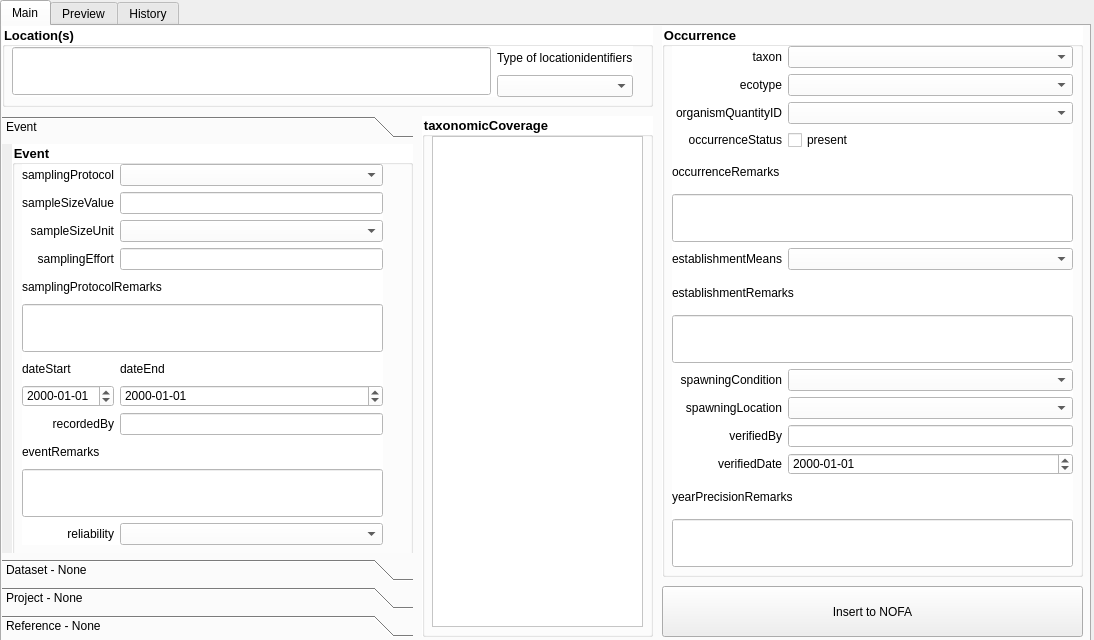
NINAnor/NOFAInsert, file nofa_insert_dialog_base.ui: the form before one commit.
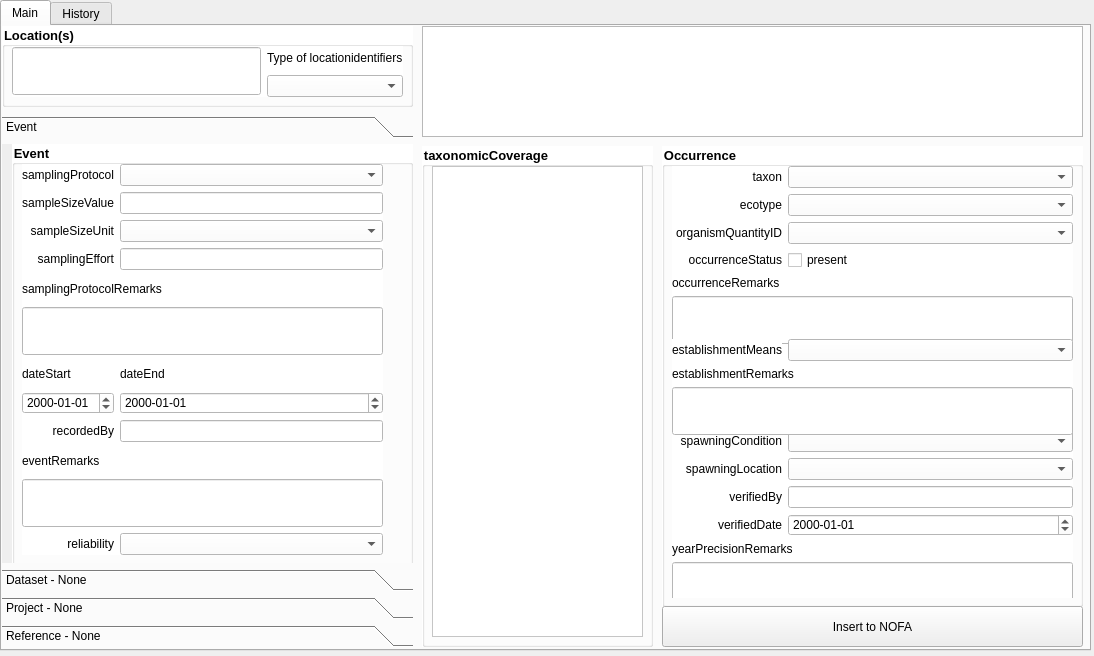
The form after the commit.

Commit message: new table view for occurrences

Diff of the .ui file:
```diff
--- a/nofa_insert_dialog_base.ui
+++ b/nofa_insert_dialog_base.ui
@@ -7,7 +7,7 @@
     <x>0</x>
     <y>0</y>
     <width>1094</width>
-    <height>640</height>
+    <height>656</height>
    </rect>
   </property>
   <property name="windowTitle">
@@ -19,7 +19,7 @@
      <x>0</x>
      <y>0</y>
      <width>1091</width>
-     <height>681</height>
+     <height>651</height>
     </rect>
    </property>
    <property name="currentIndex">
@@ -34,7 +34,7 @@
       <rect>
        <x>0</x>
        <y>0</y>
-       <width>651</width>
+       <width>411</width>
        <height>81</height>
       </rect>
      </property>
@@ -56,7 +56,7 @@
        <rect>
         <x>10</x>
         <y>20</y>
-        <width>621</width>
+        <width>391</width>
         <height>51</height>
        </rect>
       </property>
@@ -90,7 +90,7 @@
        <x>0</x>
        <y>90</y>
        <width>411</width>
-       <height>521</height>
+       <height>531</height>
       </rect>
      </property>
      <widget class="QWidget" name="toolBoxPage1">
@@ -99,7 +99,7 @@
         <x>0</x>
         <y>0</y>
         <width>411</width>
-        <height>413</height>
+        <height>423</height>
        </rect>
       </property>
       <attribute name="label">
@@ -136,7 +136,7 @@
           <x>10</x>
           <y>20</y>
           <width>361</width>
-          <height>381</height>
+          <height>391</height>
          </rect>
         </property>
         <layout class="QGridLayout" name="gridLayout">
@@ -514,9 +514,9 @@
      <property name="geometry">
       <rect>
        <x>420</x>
-       <y>90</y>
+       <y>120</y>
        <width>231</width>
-       <height>521</height>
+       <height>501</height>
       </rect>
      </property>
      <property name="font">
@@ -538,7 +538,7 @@
         <x>10</x>
         <y>20</y>
         <width>211</width>
-        <height>491</height>
+        <height>471</height>
        </rect>
       </property>
       <property name="styleSheet">
@@ -558,9 +558,9 @@
      <property name="geometry">
       <rect>
        <x>660</x>
-       <y>0</y>
+       <y>120</y>
        <width>421</width>
-       <height>551</height>
+       <height>461</height>
       </rect>
      </property>
      <property name="font">
@@ -582,7 +582,7 @@
         <x>10</x>
         <y>20</y>
         <width>401</width>
-        <height>521</height>
+        <height>432</height>
        </rect>
       </property>
       <layout class="QGridLayout" name="gridLayout_8">
@@ -769,25 +769,31 @@
      <property name="geometry">
       <rect>
        <x>660</x>
-       <y>560</y>
+       <y>580</y>
        <width>421</width>
-       <height>51</height>
+       <height>41</height>
       </rect>
      </property>
      <property name="text">
       <string>Insert to NOFA</string>
      </property>
     </widget>
+    <widget class="QTableWidget" name="tableWidget">
+     <property name="geometry">
+      <rect>
+       <x>420</x>
+       <y>0</y>
+       <width>661</width>
+       <height>111</height>
+      </rect>
+     </property>
+    </widget>
     <zorder>location</zorder>
     <zorder>reference_6</zorder>
     <zorder>reference_4</zorder>
     <zorder>metadata</zorder>
     <zorder>insert_button</zorder>
-   </widget>
-   <widget class="QWidget" name="tab_2">
-    <attribute name="title">
-     <string>Preview</string>
-    </attribute>
+    <zorder>tableWidget</zorder>
    </widget>
    <widget class="QWidget" name="tab_3">
     <attribute name="title">
```
Left out of the diff: 6 changed lines with no effect on the pictures. The commit also changes 1 other file.
